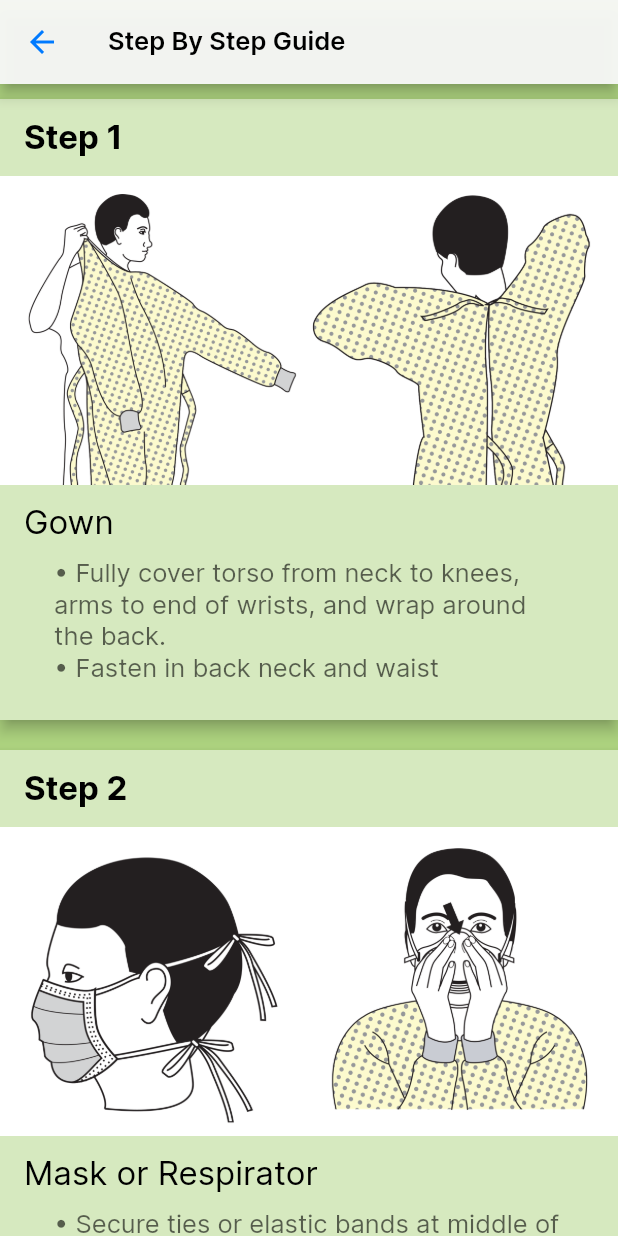
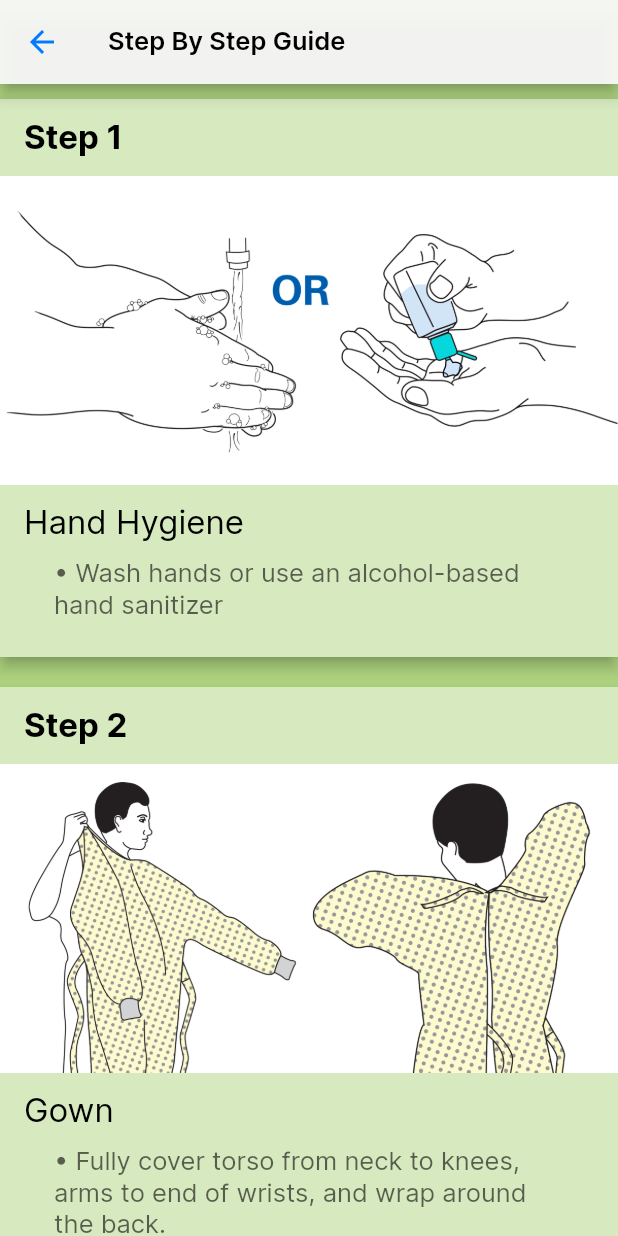
Before and after one commit to Western-Health-Covid19-Collaboration/wh_covid19_app, a Flutter app: the PPEOnGuidance screen opened by its route, on a phone screen of 412 x 824 dp. Run offline on Flutter 3.47's test engine with Material 2 defaults, Android fonts, the phone set to English and light mode, and no system bars; our stand-ins replace chewie, flutter_widget_from_html, package_info, video_player; missing offline and left inert: matrix_gesture_detector.

Commit message:
added hand hygiene to steps

```diff
--- a/lib/view/ppe/ppe_on_guidance.dart
+++ b/lib/view/ppe/ppe_on_guidance.dart
@@ -10,6 +10,11 @@ class PPEOnGuidance extends StatelessWidget {
   final List<PPEStepInfo> steps = [
     PPEStepInfo(
         step: 'Step 1',
+        image: Image.asset('assets/images/steps/on_hand_hygiene.png'),
+        text: 'Hand Hygiene',
+        notes: ['Wash hands or use an alcohol-based hand sanitizer']),
+    PPEStepInfo(
+        step: 'Step 2',
         image: Image.asset('assets/images/steps/on_gown.png'),
         text: 'Gown',
         notes: [
@@ -17,7 +22,7 @@ class PPEOnGuidance extends StatelessWidget {
           'Fasten in back neck and waist'
         ]),
     PPEStepInfo(
-        step: 'Step 2',
+        step: 'Step 3',
         image: Image.asset('assets/images/steps/on_mask.png'),
         text: 'Mask or Respirator',
         notes: [
@@ -27,12 +32,17 @@ class PPEOnGuidance extends StatelessWidget {
           'Fit-check respirator'
         ]),
     PPEStepInfo(
-        step: 'Step 3',
+        step: 'Step 4',
         image: Image.asset('assets/images/steps/on_goggles.png'),
         text: 'Goggles or face shield',
         notes: ['Place over face and eyes', 'Adjust to fit']),
     PPEStepInfo(
-        step: 'Step 4',
+        step: 'Step 5',
+        image: Image.asset('assets/images/steps/on_hand_hygiene.png'),
+        text: 'Hand Hygiene',
+        notes: ['Wash hands or use an alcohol-based hand sanitizer']),
+    PPEStepInfo(
+        step: 'Step 6',
         image: Image.asset('assets/images/steps/on_gloves.png'),
         text: 'Gloves',
         notes: ['Extend to cover wrist of isolation gown'])
```
